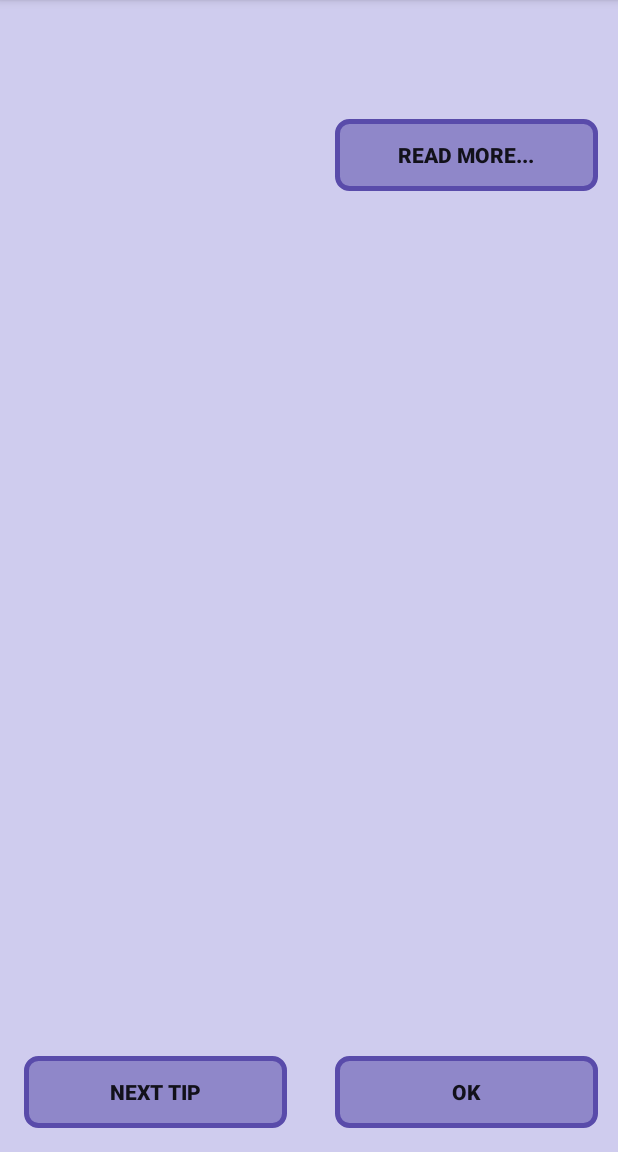
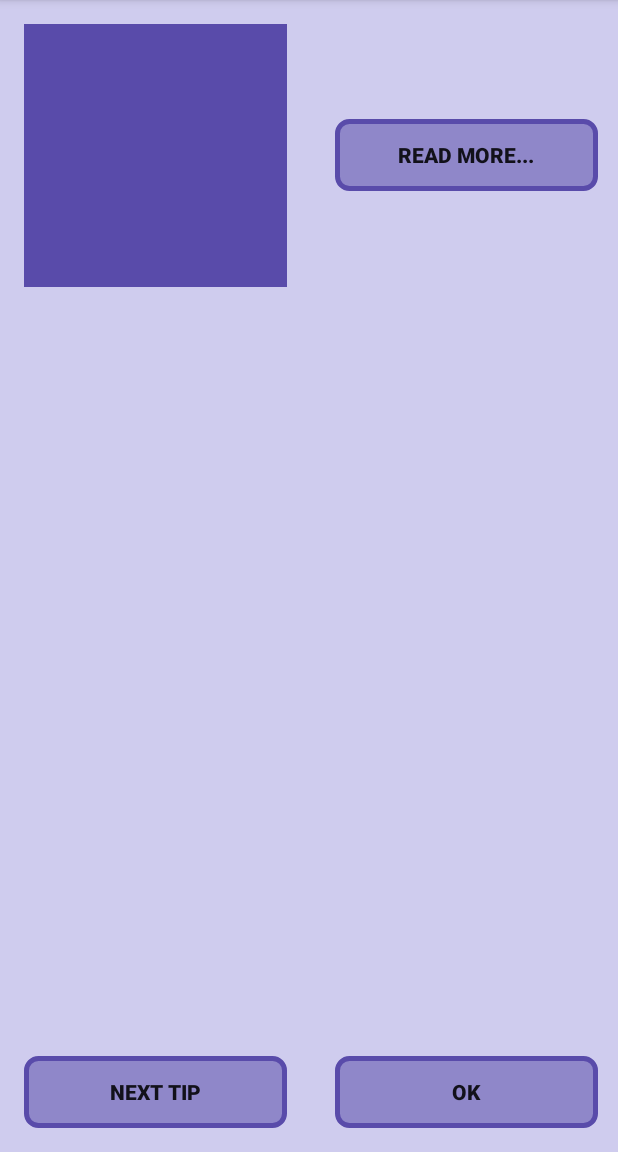
Before and after one commit to nea14e/wiki_species_tree_parser, an Android app: the screen it shows after launch (MainActivity), on a phone screen of 412 x 824 dp, the part 84-1236 px from its top. Run offline under Robolectric (Android 15) with nearby library versions, the phone set to English and light mode, and no system bars; our stand-ins replace ButterKnife, EventBus; pictures from the network do not load; 1 statement that could not run was skipped.

Commit message:
Android: поворот фрагмента: сделал данные Serializable и сохраняю их в Bundle; сделал альтернативню разметк под пейзажню ориентацию; сделал изменение стиля кнопкам при недостпности или при нажатии через button_selector.xml

```diff
--- a/android/app/src/main/java/github/nea14e/wiki_species_tree_parser/TipOfTheDayFragment.java
+++ b/android/app/src/main/java/github/nea14e/wiki_species_tree_parser/TipOfTheDayFragment.java
@@ -28,8 +28,6 @@ import retrofit2.Response;
 
 public class TipOfTheDayFragment extends BaseFragment {
 
-    @BindView(R.id.tip_species_layout)
-    ViewGroup speciesLayout;
     @BindView(R.id.image_view)
     ImageView imageView;
     @BindView(R.id.read_more)
@@ -43,33 +41,50 @@ public class TipOfTheDayFragment extends BaseFragment {
 
     private Unbinder unbinder;
 
+    private TipOfTheDay tipOfTheDay;
+    private static final String BUNDLE_TIP_OF_THE_DAY = "BUNDLE_TIP_OF_THE_DAY";
+
     @Nullable
     @Override
     public View onCreateView(@NonNull LayoutInflater inflater, @Nullable ViewGroup container, @Nullable Bundle savedInstanceState) {
         View view = inflater.inflate(R.layout.tip_of_the_day, container, false);
         unbinder = ButterKnife.bind(this, view);
-        getTipOfTheDay();
+
+        if (savedInstanceState != null) {
+            tipOfTheDay = (TipOfTheDay) savedInstanceState.getSerializable(BUNDLE_TIP_OF_THE_DAY);
+            updateView();
+        } else {
+            getNextTip();
+        }
+
         return view;
     }
 
     @OnClick(R.id.next_tip_btn)
-    public void getTipOfTheDay() {
+    public void getNextTip() {
         retrofitHelper.api.getTipOfTheDay().enqueue(new SmartCallback<TipOfTheDay>(true) {
             @Override
             protected void onData(TipOfTheDay data) {
-                tipMessageTxt.setText(data.tipText);
-                if (data.imageUrl != null) {
-                    speciesLayout.setVisibility(View.VISIBLE);
-                    Glide.with(TipOfTheDayFragment.this)
-                        .load(data.imageUrl)
-                        .centerCrop()
-                        .placeholder(R.color.border)
-                        .into(imageView);
-                } else {
-                    speciesLayout.setVisibility(View.GONE);
-                }
+                tipOfTheDay = data;
+                updateView();
             }
         });
+    }
+
+    private void updateView() {
+        tipMessageTxt.setText(tipOfTheDay.tipText);
+        if (tipOfTheDay.imageUrl != null) {
+            Glide.with(this)
+                    .load(tipOfTheDay.imageUrl)
+                    .centerCrop()
+                    .placeholder(R.color.border)
+                    .into(imageView);
+            readMoreBtn.setEnabled(true);
+        } else {
+            Glide.with(this)
+                    .clear(imageView);
+            readMoreBtn.setEnabled(false);
+        }
     }
 
     @OnClick(R.id.ok_btn)
@@ -78,6 +93,12 @@ public class TipOfTheDayFragment extends BaseFragment {
     }
 
     @Override
+    public void onSaveInstanceState(@NonNull Bundle outState) {
+        outState.putSerializable(BUNDLE_TIP_OF_THE_DAY, tipOfTheDay);
+        super.onSaveInstanceState(outState);
+    }
+
+    @Override
     public void onDestroyView() {
         super.onDestroyView();
         unbinder.unbind();
--- a/android/app/src/main/java/github/nea14e/wiki_species_tree_parser/models/TipOfTheDay.java
+++ b/android/app/src/main/java/github/nea14e/wiki_species_tree_parser/models/TipOfTheDay.java
@@ -1,9 +1,11 @@
 package github.nea14e.wiki_species_tree_parser.models;
 
+import java.io.Serializable;
 import com.google.gson.annotations.Expose;
 import com.google.gson.annotations.SerializedName;
 
-public class TipOfTheDay {
+public class TipOfTheDay implements Serializable
+{
 
     @SerializedName("id")
     @Expose
@@ -13,9 +15,10 @@ public class TipOfTheDay {
     public String tipText;
     @SerializedName("species_id")
     @Expose
-    public String speciesId;
+    public Long speciesId;
     @SerializedName("image_url")
     @Expose
     public String imageUrl;
+    private final static long serialVersionUID = 172515541519708910L;
 
 }
--- /dev/null
+++ b/android/app/src/main/res/drawable/button_drawable_disabled.xml
@@ -0,0 +1,11 @@
+<?xml version="1.0" encoding="utf-8"?>
+<shape xmlns:android="http://schemas.android.com/apk/res/android" >
+    <stroke android:width="1dp"
+        android:dashWidth="8dp"
+        android:dashGap="8dp"
+        android:color="@color/border" />
+
+    <corners android:radius="8dp" />
+
+    <solid android:color="@color/buttons_background" />
+</shape>
--- /dev/null
+++ b/android/app/src/main/res/drawable/button_drawable_pressed.xml
@@ -0,0 +1,9 @@
+<?xml version="1.0" encoding="utf-8"?>
+<shape xmlns:android="http://schemas.android.com/apk/res/android" >
+    <stroke android:width="3dp"
+        android:color="@color/border" />
+
+    <corners android:radius="8dp" />
+
+    <solid android:color="@color/border" />
+</shape>
--- /dev/null
+++ b/android/app/src/main/res/drawable/button_selector.xml
@@ -0,0 +1,6 @@
+<?xml version="1.0" encoding="utf-8"?>
+<selector xmlns:android="http://schemas.android.com/apk/res/android">
+    <item android:state_enabled="false" android:drawable="@drawable/button_drawable_disabled" />
+    <item android:state_enabled="true" android:state_pressed="true" android:drawable="@drawable/button_drawable_pressed" />
+    <item android:state_enabled="true" android:drawable="@drawable/button_drawable_default"/>
+</selector>
--- /dev/null
+++ b/android/app/src/main/res/layout-land/tip_of_the_day.xml
@@ -0,0 +1,80 @@
+<?xml version="1.0" encoding="utf-8"?>
+<LinearLayout xmlns:android="http://schemas.android.com/apk/res/android"
+    xmlns:app="http://schemas.android.com/apk/res-auto"
+    android:layout_width="match_parent"
+    android:layout_height="match_parent"
+    android:background="@color/layout_background"
+    android:orientation="horizontal"
+    android:baselineAligned="false" >
+
+    <LinearLayout
+        android:layout_width="wrap_content"
+        android:layout_height="match_parent"
+        android:orientation="vertical">
+
+        <ImageView
+            android:id="@+id/image_view"
+            android:background="@color/border"
+            android:layout_width="175dp"
+            android:layout_height="175dp"
+            android:layout_margin="16dp"
+            android:contentDescription="@string/image_of_species_from_this_tip" />
+
+        <Button
+            android:id="@+id/read_more"
+            android:layout_width="175dp"
+            android:layout_height="48dp"
+            android:layout_gravity="center_vertical"
+            android:layout_margin="16dp"
+            android:background="@drawable/button_selector"
+            android:text="@string/read_more"
+            android:textStyle="bold" />
+
+    </LinearLayout>
+
+
+    <LinearLayout
+        android:layout_width="0dp"
+        android:layout_weight="1"
+        android:layout_height="match_parent"
+        android:orientation="vertical">
+
+        <TextView
+            android:id="@+id/tip_message_txt"
+            android:layout_width="match_parent"
+            android:layout_height="0dp"
+            android:layout_weight="1"
+            android:layout_margin="16dp" />
+
+        <LinearLayout
+            android:layout_width="match_parent"
+            android:layout_height="wrap_content"
+            android:orientation="horizontal">
+
+            <Button
+                android:id="@+id/next_tip_btn"
+                android:layout_width="175dp"
+                android:layout_height="48dp"
+                android:layout_margin="16dp"
+                android:background="@drawable/button_selector"
+                android:text="@string/next_tip_btn"
+                android:textStyle="bold" />
+
+            <Space
+                android:layout_width="0dp"
+                android:layout_height="1dp"
+                android:layout_weight="1" />
+
+            <Button
+                android:id="@+id/ok_btn"
+                android:layout_width="175dp"
+                android:layout_height="48dp"
+                android:layout_margin="16dp"
+                android:background="@drawable/button_selector"
+                android:text="@string/ok_btn"
+                android:textStyle="bold" />
+
+        </LinearLayout>
+    </LinearLayout>
+
+</LinearLayout>
--- a/android/app/src/main/res/layout/tip_of_the_day.xml
+++ b/android/app/src/main/res/layout/tip_of_the_day.xml
@@ -8,13 +8,13 @@
     android:background="@color/layout_background">
 
     <LinearLayout
-        android:id="@+id/tip_species_layout"
         android:orientation="horizontal"
         android:layout_width="match_parent"
         android:layout_height="wrap_content" >
 
         <ImageView
             android:id="@+id/image_view"
+            android:background="@color/border"
             android:layout_width="175dp"
             android:layout_height="175dp"
             android:layout_margin="16dp"
@@ -24,7 +24,7 @@
             android:id="@+id/read_more"
             android:text="@string/read_more"
             android:textStyle="bold"
-            android:background="@drawable/button_drawable"
+            android:background="@drawable/button_selector"
             android:layout_width="175dp"
             android:layout_height="48dp"
             android:layout_margin="16dp"
@@ -48,16 +48,21 @@
             android:id="@+id/next_tip_btn"
             android:text="@string/next_tip_btn"
             android:textStyle="bold"
-            android:background="@drawable/button_drawable"
+            android:background="@drawable/button_selector"
             android:layout_width="175dp"
             android:layout_height="48dp"
             android:layout_margin="16dp" />
+
+        <Space
+            android:layout_width="0dp"
+            android:layout_height="1dp"
+            android:layout_weight="1" />
 
         <Button
             android:id="@+id/ok_btn"
             android:text="@string/ok_btn"
             android:textStyle="bold"
-            android:background="@drawable/button_drawable"
+            android:background="@drawable/button_selector"
             android:layout_width="175dp"
             android:layout_height="48dp"
             android:layout_margin="16dp"/>
```
Also changed, not shown: android/app/src/main/res/drawable/button_drawable_default.xml (renamed from android/app/src/main/res/drawable/button_drawable.xml).
